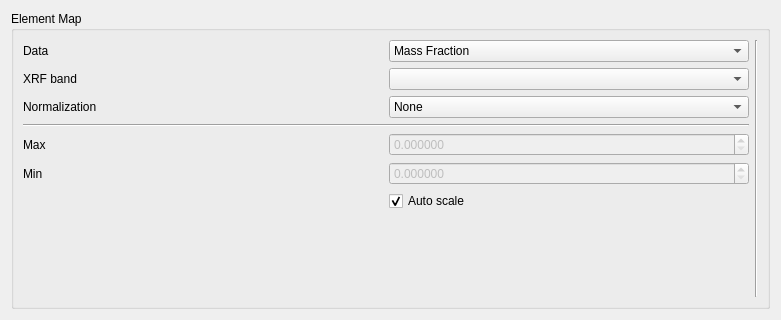
praxes/praxes, file xpaxs/spectromicroscopy/ui/ui_elementsplot.ui: the form before one commit.
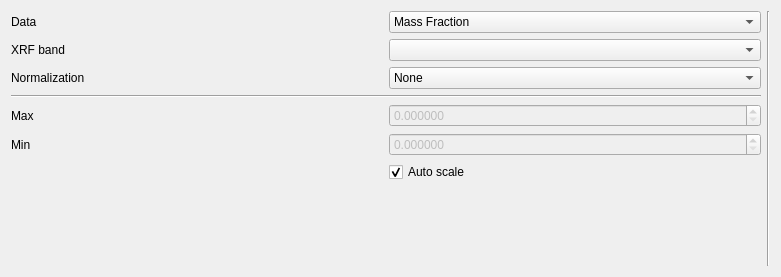
The form after the commit.

Patch:
```diff
--- a/xpaxs/spectromicroscopy/ui/ui_elementsplot.ui
+++ b/xpaxs/spectromicroscopy/ui/ui_elementsplot.ui
@@ -6,27 +6,12 @@
     <x>0</x>
     <y>0</y>
     <width>781</width>
-    <height>320</height>
+    <height>277</height>
    </rect>
   </property>
   <property name="windowTitle" >
    <string>Form</string>
   </property>
-  <layout class="QGridLayout" >
-   <item row="0" column="0" >
-    <widget class="QGroupBox" name="elementMapGroupBox" >
-     <property name="enabled" >
-      <bool>true</bool>
-     </property>
-     <property name="sizePolicy" >
-      <sizepolicy vsizetype="Preferred" hsizetype="Preferred" >
-       <horstretch>0</horstretch>
-       <verstretch>0</verstretch>
-      </sizepolicy>
-     </property>
-     <property name="title" >
-      <string>Element Map</string>
-     </property>
      <layout class="QHBoxLayout" >
       <item>
        <layout class="QGridLayout" >
@@ -185,9 +170,6 @@
       </item>
       <item>
        <layout class="QGridLayout" />
-      </item>
-     </layout>
-    </widget>
    </item>
   </layout>
  </widget>
```
Lines whose indentation alone changed are shown as unchanged.
